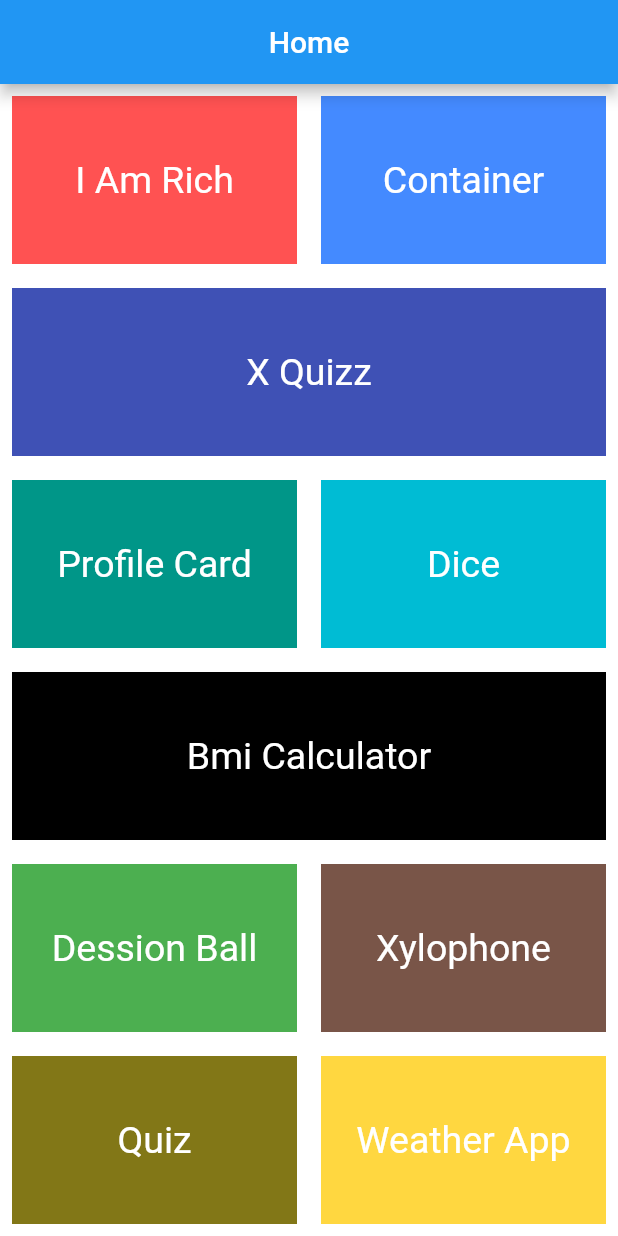
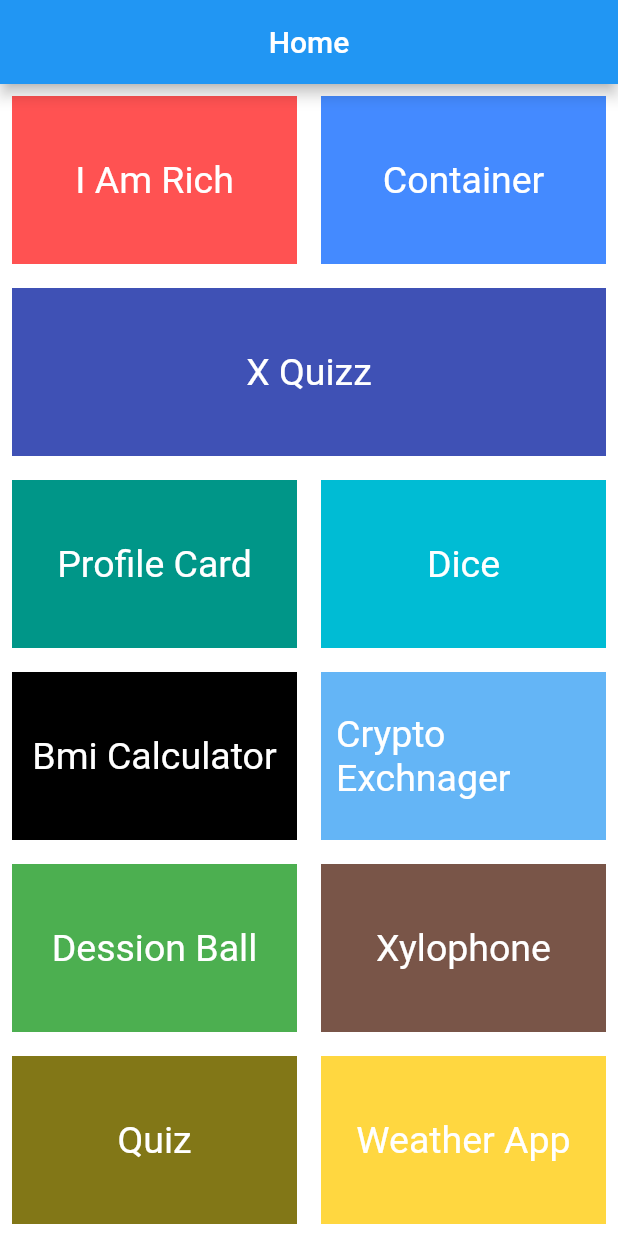
Before and after one commit to itssonu/flutter, a Flutter app: the screen it shows after launch, on a phone screen of 412 x 824 dp. Run offline on Flutter 3.47's test engine with Material 2 defaults, Android fonts, the light colour scheme and no system bars; our stand-ins replace audioplayers, flutter_spinkit, font_awesome_flutter, geolocator, rflutter_alert.

Commit message:
adding crypto

```diff
--- a/flutter_learning/lib/main.dart
+++ b/flutter_learning/lib/main.dart
@@ -89,6 +89,13 @@ class MyHome extends StatelessWidget {
                     appName: 'Bmi Calculator',
                   ),
                 ),
+                Expanded(
+                  child: MenuButton(
+                    route: 'Crypto Exchnager',
+                    color: Colors.blue[300],
+                    appName: 'Crypto Exchnager',
+                  ),
+                ),
               ],
             ),
           ),
--- a/flutter_learning/lib/routes.dart
+++ b/flutter_learning/lib/routes.dart
@@ -24,5 +24,6 @@ Map<String, WidgetBuilder> routes = {
   'xquiz': (context) => XQuiz(),
   'bmi': (context) => BMICalculator(),
   'weather': (context) => Weather(),
-  'weather/locationScreen': (context) => LocationScreen(),
+  // 'weather/locationScreen': (context) => LocationScreen(),
+  'crypto': (context) => (),
 };
```
